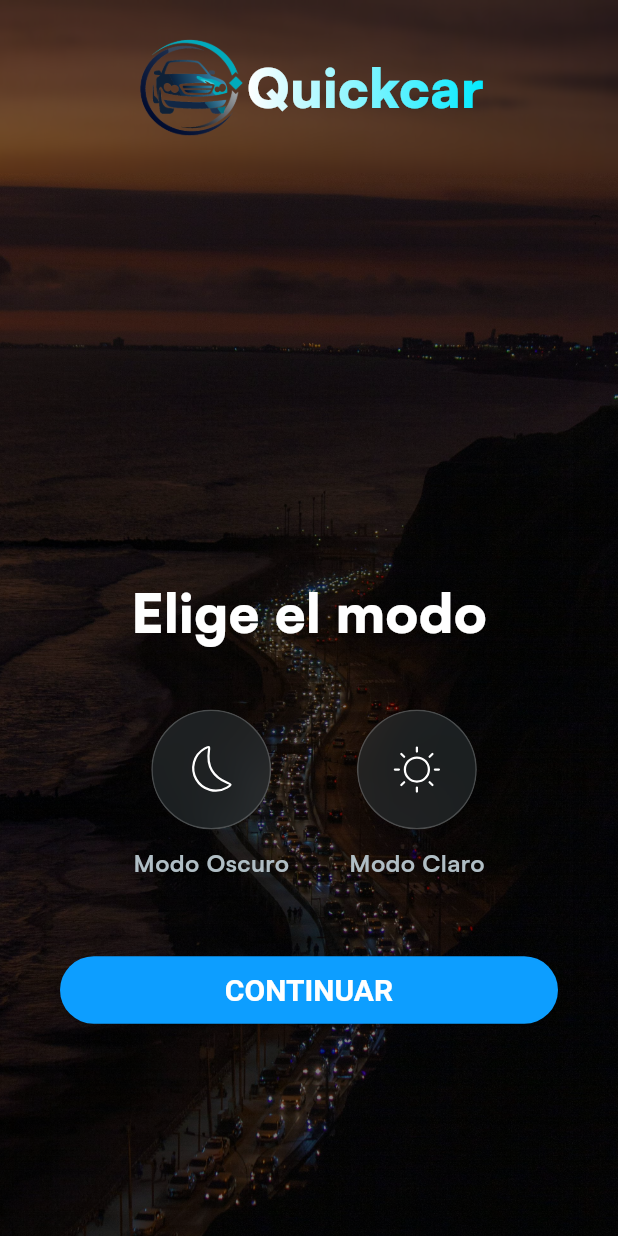
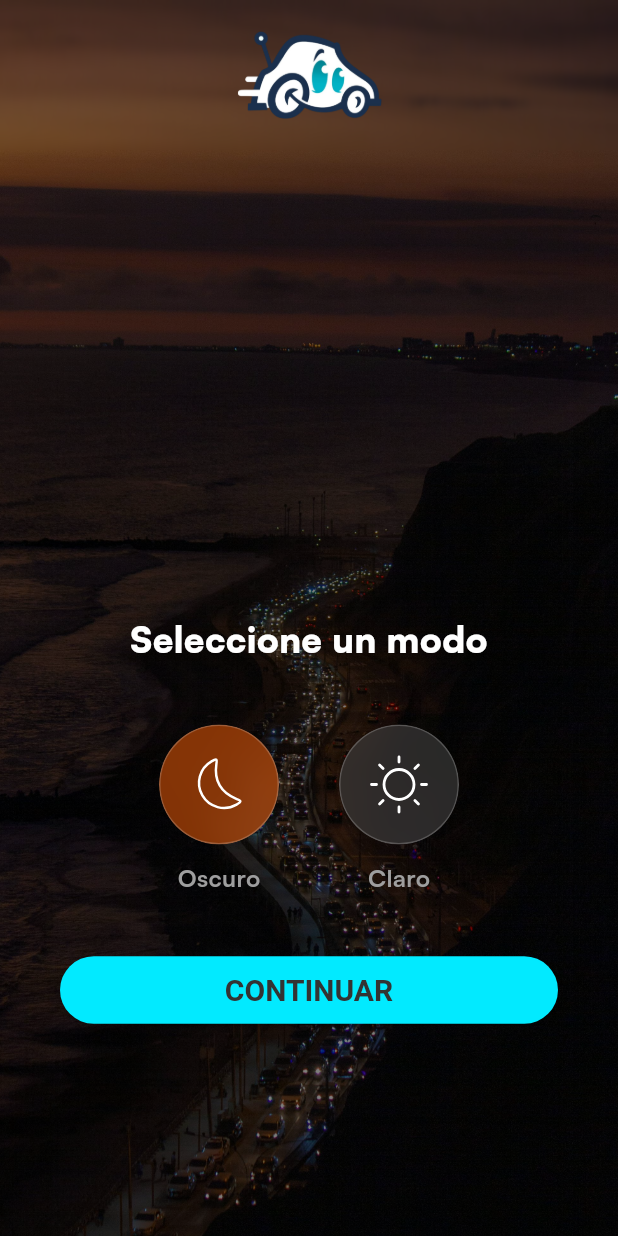
Before and after one commit to ammarAlaliS/VoyContigo_aplication, a Flutter app: the screen it shows after launch, after a tap on "EMPEZAR", on a phone screen of 412 x 824 dp. Run offline on Flutter 3.47's test engine with Material 3 defaults, Android fonts, the phone set to English and light mode, and no system bars; our stand-ins replace flutter_svg; project files that could hold a hidden picture were left out.

Commit message:
refactor code and organize components

```diff
--- /dev/null
+++ b/lib/common/widgets/basic_app_select_theme.dart
@@ -0,0 +1,71 @@
+// ignore_for_file: sized_box_for_whitespace
+
+import 'dart:ui';
+import 'package:flutter/material.dart';
+// Asegúrate de importar flutter_svg si usas SVG
+
+class BasicAppSelectTheme extends StatelessWidget {
+  final Color initialCircleColor;
+  final Widget initialIcon;
+  final String labelText;
+  final Color initialBorderColor;
+  final Color textColor;
+  final VoidCallback onTap; // Función que se ejecutará al presionar el botón
+  final double circleSize; // Tamaño del círculo
+
+  const BasicAppSelectTheme({
+    super.key,
+    required this.initialCircleColor,
+    required this.initialIcon,
+    required this.labelText,
+    required this.initialBorderColor,
+    required this.textColor,
+    required this.onTap,
+    this.circleSize = 80,
+  });
+
+  @override
+  Widget build(BuildContext context) {
+    return GestureDetector(
+      onTap: onTap, // Llama a la función cuando se presiona
+      child: Column(
+        children: [
+          ClipOval(
+            child: BackdropFilter(
+              filter: ImageFilter.blur(sigmaX: 10, sigmaY: 10),
+              child: Container(
+                height: circleSize,
+                width: circleSize,
+                decoration: BoxDecoration(
+                  color: initialCircleColor.withOpacity(0.5),
+                  shape: BoxShape.circle,
+                  border: Border.all(
+                    color: initialBorderColor.withOpacity(0.2),
+                    width: 1.0,
+                    style: BorderStyle.solid,
+                  ),
+                ),
+                child: Center(
+                  child: Container(
+                    height: circleSize * 0.5,
+                    width: circleSize * 0.5,
+                    child: initialIcon,
+                  ),
+                ),
+              ),
+            ),
+          ),
+          const SizedBox(height: 10),
+          Text(
+            labelText,
+            style: TextStyle(
+              fontSize: 16,
+              fontWeight: FontWeight.w600,
+              color: textColor,
+            ),
+          ),
+        ],
+      ),
+    );
+  }
+}
--- a/lib/core/configs/assets/app_images.dart
+++ b/lib/core/configs/assets/app_images.dart
@@ -1,7 +1,7 @@
 class AppImages {
   static const String basePath = 'assets/images';
-  static const String logo = '$basePath/car_logo.png';
-  static const String splashBg = '$basePath/splash_bg.png';
+  static const String logo = '$basePath/quickcar_logo.png';
+  static const String splashBg = '$basePath/quickcar_logo.png';
   static const String introImage = '$basePath/intro.jpg';
   static const String choiceMode = '$basePath/intro_image_two.jpg';
 }
--- a/lib/main.dart
+++ b/lib/main.dart
@@ -16,7 +16,7 @@ class MyApp extends StatelessWidget {
     return MaterialApp(
       debugShowCheckedModeBanner: false,
       title: 'QuickCar',
-      theme: AppTheme.darkTheme,
+      theme: AppTheme.lightTheme,
       home: SplashPage(),
     );
   }
--- a/lib/presentation/choice_mode/pages/choice_mode.dart
+++ b/lib/presentation/choice_mode/pages/choice_mode.dart
@@ -1,8 +1,9 @@
-// ignore_for_file: prefer_const_constructors, prefer_const_literals_to_create_immutables
+// ignore_for_file: prefer_const_constructors
 
 import 'dart:ui';
 import 'package:flutter/material.dart';
 import 'package:flutter_svg/flutter_svg.dart';
+import 'package:quickcar_aplication/common/widgets/basic_app_select_theme.dart';
 import 'package:quickcar_aplication/common/widgets/buttom/basic_app_buttom.dart';
 import 'package:quickcar_aplication/core/configs/assets/app_images.dart';
 import 'package:quickcar_aplication/core/configs/assets/app_vectors.dart';
@@ -14,14 +15,13 @@ class ChoiceMode extends StatelessWidget {
   @override
   Widget build(BuildContext context) {
     final theme = Theme.of(context);
-    final textColor = theme.textTheme.bodyLarge?.color ?? Colors.white;
-    final textSecundary = theme.textTheme.bodyMedium?.color ?? Colors.grey;
+    final isDarkMode = theme.brightness == Brightness.dark;
 
     return SafeArea(
       child: Scaffold(
         body: Stack(
           children: [
-            // Fondo con imagen
+            // Background image
             Container(
               decoration: const BoxDecoration(
                 image: DecorationImage(
@@ -30,40 +30,37 @@ class ChoiceMode extends StatelessWidget {
                 ),
               ),
             ),
-            // Capa con opacidad (detrás de los elementos)
+            // Semi-transparent overlay
             Container(
               color: Colors.black.withOpacity(0.50),
             ),
-            // Elementos que deben estar por encima
+            // Elements above
             Padding(
               padding: const EdgeInsets.only(right: 0, bottom: 120, left: 0),
               child: Column(
                 children: [
-                  // Aplica el desenfoque solo al contenedor del logo
+                  // Logo with blur effect
                   ClipRect(
                     child: BackdropFilter(
                       filter: ImageFilter.blur(sigmaX: 1.0, sigmaY: 3.0),
                       child: Container(
-                        margin: EdgeInsets.only(
-                            top: 20, right: 40, bottom: 20, left: 40),
-                        child: Logo(),
+                        margin: const EdgeInsets.symmetric(
+                            horizontal: 40, vertical: 20),
+                        child: const Logo(),
                       ),
                     ),
                   ),
-
-                  Spacer(),
+                  const Spacer(),
                   Padding(
                     padding: const EdgeInsets.all(20.0),
                     child: Column(
                       children: [
-                        Column(
-                          children: [
                         Text(
-                              'Elige el modo',
+                          'Seleccione un modo',
                           style: TextStyle(
-                                fontSize: 36,
+                            fontSize: 24,
                             fontWeight: FontWeight.w900,
-                                color: textColor,
+                            color: Colors.white,
                           ),
                         ),
                         SizedBox(
@@ -72,100 +69,41 @@ class ChoiceMode extends StatelessWidget {
                         Row(
                           mainAxisAlignment: MainAxisAlignment.center,
                           children: [
-                                Column(
-                                  children: [
-                                    ClipOval(
-                                      child: BackdropFilter(
-                                        filter: ImageFilter.blur(
-                                            sigmaX: 10, sigmaY: 10),
-                                        child: Container(
-                                          height: 80,
-                                          width: 80,
-                                          decoration: BoxDecoration(
-                                            color: Color(0xFF30393C).withOpacity(0.5),
-                                            shape: BoxShape.circle,
-                                            border: Border.all(
-                                              color: const Color.fromARGB(255, 255, 255, 255).withOpacity(0.2), // Color del borde
-                                              width: 1.0, // Ancho del borde
-                                              style: BorderStyle.solid, // Estilo del borde
+                            BasicAppSelectTheme(
+                              initialCircleColor: isDarkMode
+                                  ? Color.fromARGB(255, 76, 76, 76)
+                                  : Color.fromARGB(255, 255, 97, 6),
+                              initialIcon: SvgPicture.asset(AppVectors.moon),
+                              labelText: 'Oscuro',
+                              initialBorderColor: Colors.white,
+                              textColor: Colors.grey,
+                              onTap: () {},
                             ),
-                                          ),
-                                           child: SvgPicture.asset(
-                                            AppVectors.moon,
-                                            fit: BoxFit.none,
-                                          ),
-                                        ),
-                                      ),
-                                    ),
-                                    SizedBox(
-                                      height: 10,
-                                    ),
-                                    Text(
-                                      'Modo Oscuro',
-                                      style: TextStyle(
-                                        fontSize: 16,
-                                        fontWeight: FontWeight.w600,
-                                        color: textSecundary,
-                                      ),
+                            const SizedBox(width: 40),
+                            BasicAppSelectTheme(
+                              initialCircleColor: isDarkMode
+                                  ? Color.fromARGB(255, 255, 97, 6)
+                                  : Color.fromARGB(255, 76, 76, 76),
+                              initialIcon: SvgPicture.asset(AppVectors.sun),
+                              labelText: 'Claro',
+                              initialBorderColor: Colors.white,
+                              textColor: Colors.grey,
+                              onTap: () {},
                             ),
                           ],
                         ),
                         SizedBox(
-                                  width: 40,
+                          height: 40,
                         ),
-                                Column(
-                                  children: [
-                                    ClipOval(
-                                      child: BackdropFilter(
-                                        filter: ImageFilter.blur(
-                                            sigmaX: 10, sigmaY: 10),
-                                        child: Container(
-                                          height: 80,
-                                          width: 80,
-                                          decoration: BoxDecoration(
-                                            color: Color(0xFF30393C).withOpacity(0.5),
-                                            shape: BoxShape.circle,
-                                            border: Border.all(
-                                              color: const Color.fromARGB(255, 255, 255, 255).withOpacity(0.2), // Color del borde
-                                              width: 1.0, // Ancho del borde
-                                              style: BorderStyle.solid, // Estilo del borde
-                                            ),
-                                          ),
-                                          child: SvgPicture.asset(
-                                            AppVectors.sun,
-                                            fit: BoxFit.none,
-                                          ),
-                                        ),
-                                      ),
-                                    ),
-                                    SizedBox(
-                                      height: 10,
-                                    ),
-                                    Text(
-                                      'Modo Claro',
-                                      style: TextStyle(
-                                        fontSize: 16,
-                                        fontWeight: FontWeight.w600,
-                                        color: textSecundary,
-                                      ),
-                                    ),
-                                  ],
-                                ),
-                              ],
-                            )
-                          ],
-                        ),
-                        SizedBox(height: 50),
                          Container(
-                          margin:
-                              EdgeInsets.symmetric(vertical: 0, horizontal: 20),
+                            margin: EdgeInsets.symmetric(
+                                vertical: 0, horizontal: 20),
                             child: BasicAppButton(
                               onPressed: () {
                                 Navigator.push(
                                   context,
                                   MaterialPageRoute(
-                                  builder: (BuildContext context) =>
-                                      ChoiceMode(), // Cambiado aquí
+                                    builder: (BuildContext context) => ChoiceMode(),
                                   ),
                                 );
                               },
--- a/lib/presentation/intro/pages/get_started_page.dart
+++ b/lib/presentation/intro/pages/get_started_page.dart
@@ -12,9 +12,7 @@ class GetStartedPage extends StatelessWidget {
 
   @override
   Widget build(BuildContext context) {
-    final theme = Theme.of(context);
-    final textColor = theme.textTheme.bodyLarge?.color ?? Colors.white;
-    final textSecundary = theme.textTheme.bodyMedium?.color ?? Colors.grey;
+
 
     return SafeArea(
       child: Scaffold(
@@ -61,7 +59,7 @@ class GetStartedPage extends StatelessWidget {
                             style: TextStyle(
                               fontSize: 24,
                               fontWeight: FontWeight.w900,
-                              color: textColor,
+                              color: Colors.white,
                             ),
                           ),
                           SizedBox(height: 8),
@@ -70,7 +68,7 @@ class GetStartedPage extends StatelessWidget {
                             style: TextStyle(
                               fontSize: 16,
                               fontWeight: FontWeight.w500,
-                              color: textSecundary,
+                              color: Colors.grey,
                             ),
                             textAlign: TextAlign.center,
                           ),
@@ -83,8 +81,7 @@ class GetStartedPage extends StatelessWidget {
                                 Navigator.push(
                                   context,
                                   MaterialPageRoute(
-                                    builder: (BuildContext context) =>
-                                        ChoiceMode(), // Cambiado aquí
+                                    builder: (BuildContext context) => ChoiceMode(),
                                   ),
                                 );
                               },
--- a/lib/presentation/pages/splash.dart
+++ b/lib/presentation/pages/splash.dart
@@ -2,7 +2,6 @@
 
 import 'package:flutter/material.dart';
 import 'package:quickcar_aplication/core/configs/assets/app_images.dart';
-import 'package:quickcar_aplication/core/configs/theme/app_colors.dart';
 import 'package:quickcar_aplication/presentation/intro/pages/get_started_page.dart';
 
 class SplashPage extends StatefulWidget {
@@ -24,7 +23,6 @@ class _SplashPageState extends State<SplashPage> {
   @override
   Widget build(BuildContext context) {
     final theme = Theme.of(context);
-    final textColor = theme.textTheme.bodyLarge?.color ?? Colors.white;
     final scaffoldBgColor = theme.scaffoldBackgroundColor;
 
     return Scaffold(
@@ -36,21 +34,6 @@ class _SplashPageState extends State<SplashPage> {
             Image.asset(
               AppImages.logo,
               height: 75,
-            ),
-            ShaderMask(
-              shaderCallback: (bounds) => LinearGradient(
-                colors: [textColor, AppColors.primary],
-                tileMode: TileMode.clamp,
-              ).createShader(bounds),
-              child: Text(
-                'Quickcar',
-                style: TextStyle(
-                  fontSize: 36,
-                  fontWeight: FontWeight.w900,
-                  fontFamily: 'Satoshi',
-                  color: Colors.white,
-                ),
-              ),
             ),
           ],
         ),
--- a/lib/presentation/widgets/logo.dart
+++ b/lib/presentation/widgets/logo.dart
@@ -7,30 +7,13 @@ class Logo extends StatelessWidget {
 
   @override
   Widget build(BuildContext context) {
-    final theme = Theme.of(context);
-    final textColor = theme.textTheme.bodyLarge?.color ?? Colors.white;
 
     return Row(
       mainAxisAlignment: MainAxisAlignment.center,
       children: [
         Image.asset(
           AppImages.logo,
-          height: 75,
-        ),
-        ShaderMask(
-          shaderCallback: (bounds) => LinearGradient(
-            colors: [textColor, AppColors.primary],
-            tileMode: TileMode.clamp,
-          ).createShader(bounds),
-          child: const Text(
-            'Quickcar',
-            style: TextStyle(
-              fontSize: 36,
-              fontWeight: FontWeight.w900,
-              fontFamily: 'Satoshi',
-              color: Colors.white,
-            ),
-          ),
+          height: 60,
         ),
       ],
     );
```
Also changed, not shown: assets/images/quickcar_logo.png (added). Lines whose indentation alone changed are shown as unchanged.
